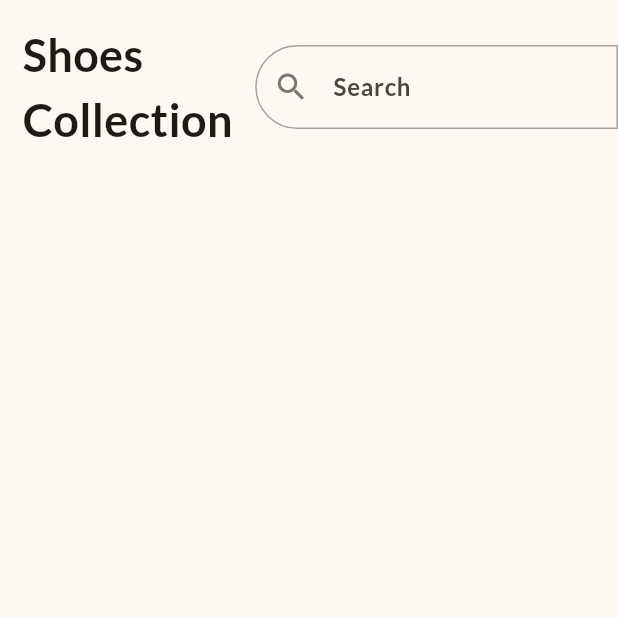
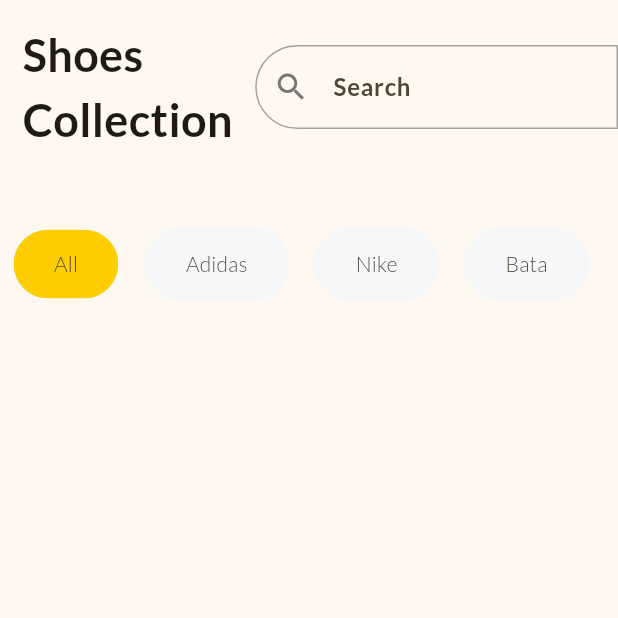
Before and after one commit to Ranveer1332/Shopping_App, a Flutter app: the screen it shows after launch, on a phone screen of 412 x 824 dp, the top half of it. Run offline on Flutter 3.47's test engine with Material 3 defaults, Android fonts, the phone set to English and light mode, and no system bars.

Commit message:
Convert HomePage to StatefulWidget and add filter chips

```diff
--- a/lib/home_page.dart
+++ b/lib/home_page.dart
@@ -1,7 +1,23 @@
 import 'package:flutter/material.dart';
 
-class HomePage extends StatelessWidget {
+class HomePage extends StatefulWidget {
   const HomePage({super.key});
+
+  @override
+  State<HomePage> createState() => _HomePageState();
+}
+
+class _HomePageState extends State<HomePage> {
+  final List<String> filters = ['All', 'Adidas', 'Nike', 'Bata'];
+  late String selectedFilter;
+
+  @override
+  @override
+  void initState() {
+    // TODO: implement initState
+    super.initState();
+    selectedFilter = filters[0];
+  }
 
   @override
   Widget build(BuildContext context) {
@@ -39,8 +55,44 @@
                 ),
               ],
             ),
-            SizedBox(height: 20,)
+            SizedBox(
+              height: 120,
+              child: ListView.builder(
+                scrollDirection: Axis.horizontal,
+                itemCount: filters.length,
+                itemBuilder: (context, index) {
+                  final filter = filters[index];
+                  return Padding(
+                    padding: const EdgeInsets.symmetric(horizontal: 8),
+                    child: GestureDetector(
+                      onTap: () {
+                        setState(() {
+                          selectedFilter = filter;
+                        });
 
+                      },
+                      child: Chip(
+                        backgroundColor: selectedFilter == filter
+                            ? Theme.of(context).colorScheme.primary
+                            : const Color.fromRGBO(245, 247, 249, 1),
+                        side: BorderSide(
+                          color: Color.fromRGBO(245, 247, 249, 1),
+                        ),
+                        shape: RoundedRectangleBorder(
+                          borderRadius: BorderRadius.circular(24),
+                        ),
+                        label: Text(filter),
+                        labelStyle: TextStyle(fontSize: 14),
+                        padding: EdgeInsets.symmetric(
+                          horizontal: 19,
+                          vertical: 13,
+                        ),
+                      ),
+                    ),
+                  );
+                },
+              ),
+            ),
           ],
         ),
       ),
--- a/lib/main.dart
+++ b/lib/main.dart
@@ -13,8 +13,10 @@
     return MaterialApp(
       title: 'Shopping App',
       theme: ThemeData(
+        useMaterial3: true,
         fontFamily: 'Lato',
-        colorScheme: ColorScheme.fromSeed(seedColor: Color.fromRGBO(254, 206, 1, 1)),
+        colorScheme: ColorScheme.fromSeed(seedColor: Color.fromRGBO(254, 206, 1, 1),primary: Color.fromRGBO(254, 206, 1, 1),),
+
         inputDecorationTheme: InputDecorationTheme(
           hintStyle: TextStyle(
             fontWeight: FontWeight.bold,
@@ -23,7 +25,9 @@
           prefixIconColor: Color.fromRGBO(119, 119, 119, 1),
         )
       ),
+
       home: HomePage(),
+
     );
   }
 }
```
Also changed, not shown: lib/global_data.dart (added).
